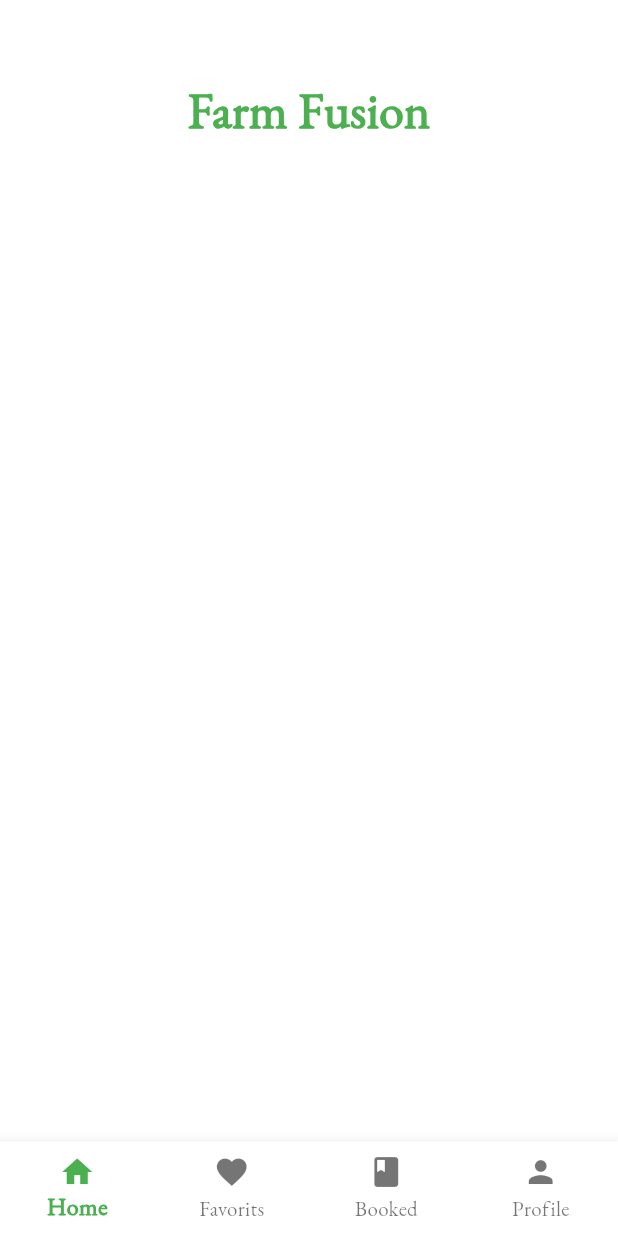
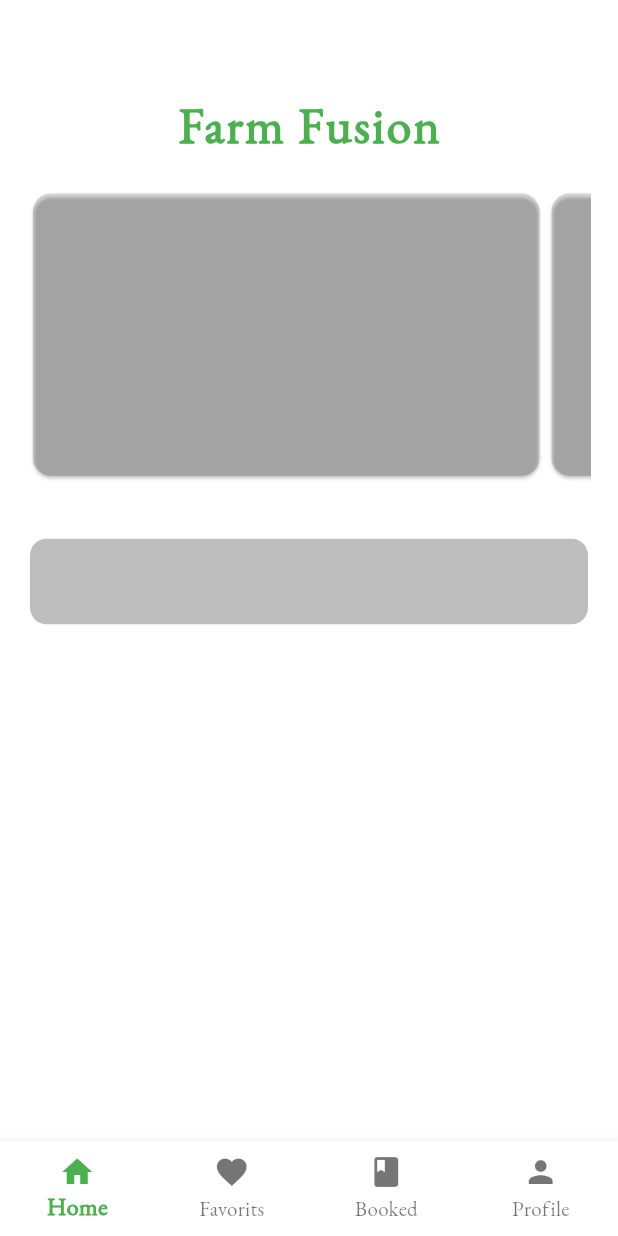
Before and after one commit to Parth-FlutterDeveloper/Farm_Fusion, a Flutter app: the screen it shows after launch, on a phone screen of 412 x 824 dp. Run offline on Flutter 3.47's test engine with Material 3 defaults, Android fonts, the light colour scheme and no system bars; our stand-ins replace firebase_core, fluttertoast, get; accounts and stored records are empty.

Commit message:
5 Commit 5.0

```diff
--- a/lib/Screens/App Screen/home_screen.dart
+++ b/lib/Screens/App Screen/home_screen.dart
@@ -1,4 +1,5 @@
 import 'package:flutter/material.dart';
+import 'package:get/get.dart';
 
 class HomeScreen extends StatefulWidget {
   const HomeScreen({super.key});
@@ -16,14 +17,46 @@
         mainAxisAlignment: MainAxisAlignment.start,
         crossAxisAlignment: CrossAxisAlignment.start,
         children: [
-          SizedBox(height: 50),
+          SizedBox(height: 60),
           Center(
             child: Text("Farm Fusion",style: TextStyle(
               fontSize: 33,
               fontWeight: FontWeight.bold,
               fontFamily: "LocalFont",
-              color: Colors.green
+              color: Colors.green,
+              letterSpacing: 1.5
             ),),
+          ),
+          Container(
+            height: Get.height / 4.2,
+            width: Get.width,
+            margin: EdgeInsets.all(18),
+            child: ListView.builder(
+                itemCount: 4,
+                shrinkWrap: true,
+                scrollDirection: Axis.horizontal,
+                itemBuilder: (context, index){
+                  return Card(
+                    color: Colors.black12,
+                    child: Container(
+                      width: Get.width / 1.22,
+                      // child: Center(child: Text('Offers')),
+                    )
+                  );
+                }
+            ),
+          ),
+          Container(
+            height: 57,
+            width: Get.width,
+            margin: EdgeInsets.all(20.0),
+            decoration: BoxDecoration(
+              color: Colors.black26,
+              borderRadius: BorderRadius.circular(11)
+            ),
+            child: Center(
+              // child: Text('Search'),
+            ),
           ),
         ],
       ),
--- a/lib/Screens/App Screen/profile_screen.dart
+++ b/lib/Screens/App Screen/profile_screen.dart
@@ -19,6 +19,7 @@
                  fontSize: 33,
                  fontWeight: FontWeight.bold,
                  fontFamily: "LocalFont",
+                 letterSpacing: 1.5,
                  color: Colors.green
              ),),
            ),
```
Also changed, not shown: lib/Screens/App Screen/booked_screen.dart (+23 -11 lines), lib/Screens/App Screen/favorite_screen.dart (+23 -11 lines).
